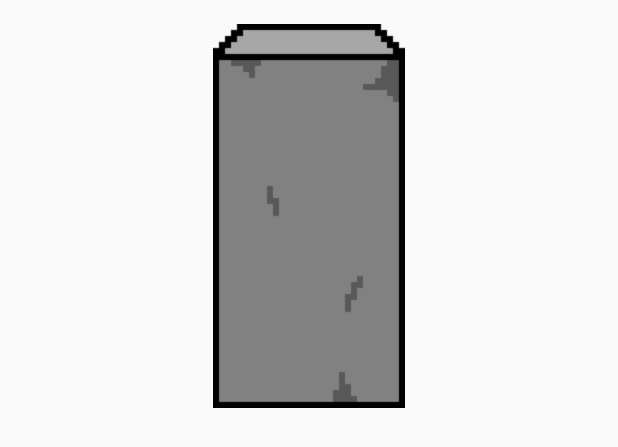
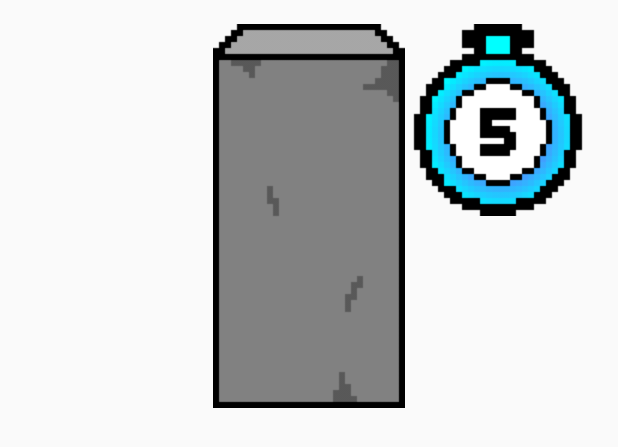
Before and after one commit to SpookySkelemen/Mikrospiele, an Android app: the layout activity_chisel.xml on its own in the app's theme, with its tools: preview values and no code run, on a phone screen of 412 x 824 dp. Shown: the top 447 px of the screen. Run offline under Robolectric (Android 15) with nearby library versions, the phone set to English and light mode, and no system bars.

Commit message:
added timer and end() method to ChiselActivity

```diff
--- a/app/src/main/java/com/willbergs/mikrospiele/SplashScreen.java
+++ b/app/src/main/java/com/willbergs/mikrospiele/SplashScreen.java
@@ -10,6 +10,7 @@ public class SplashScreen extends Activity {
     protected void onCreate(Bundle savedInstanceState) {
         super.onCreate(savedInstanceState);
         setContentView(R.layout.activity_splash_screen);
+        TransitionActivity.lives = 3;
         Thread myThread = new Thread() {
             @Override
             public void run() {
--- a/app/src/main/java/com/willbergs/mikrospiele/TransitionActivity.java
+++ b/app/src/main/java/com/willbergs/mikrospiele/TransitionActivity.java
@@ -5,6 +5,8 @@ import android.os.Bundle;
 
 public class TransitionActivity extends Activity {
 
+    public static int lives;
+
     @Override
     protected void onCreate(Bundle savedInstanceState) {
         super.onCreate(savedInstanceState);
--- a/app/src/main/res/layout/activity_chisel.xml
+++ b/app/src/main/res/layout/activity_chisel.xml
@@ -19,4 +19,12 @@
         android:background="@null"
         android:src="@drawable/chisel1"
         android:onClick="chisel"/>
+
+    <ImageView
+        android:id="@+id/imgTimer"
+        android:layout_width="wrap_content"
+        android:layout_height="wrap_content"
+        android:layout_alignParentTop="true"
+        android:layout_alignParentRight="true"
+        android:src="@drawable/timer5"/>
 </RelativeLayout>
```
Also changed, not shown: app/src/main/java/com/willbergs/mikrospiele/ChiselActivity.java (+32 -0 lines), app/src/main/res/drawable/timer1.png (added), app/src/main/res/drawable/timer2.png (added), app/src/main/res/drawable/timer3.png (added), app/src/main/res/drawable/timer4.png (added), app/src/main/res/drawable/timer5.png (added).
